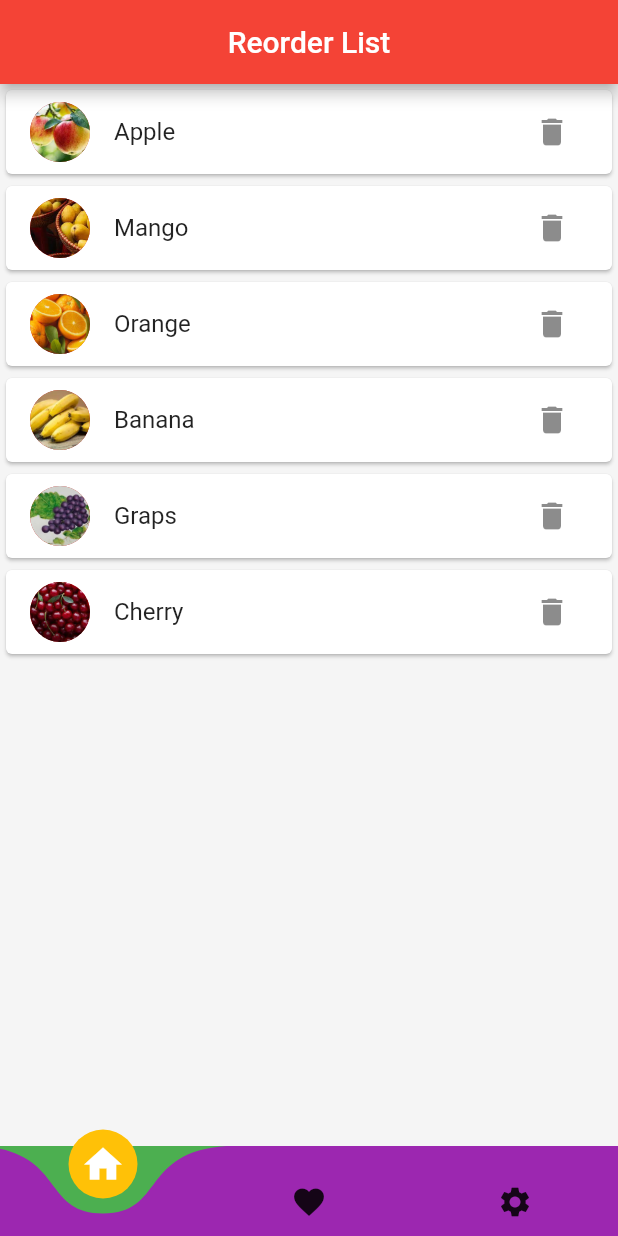
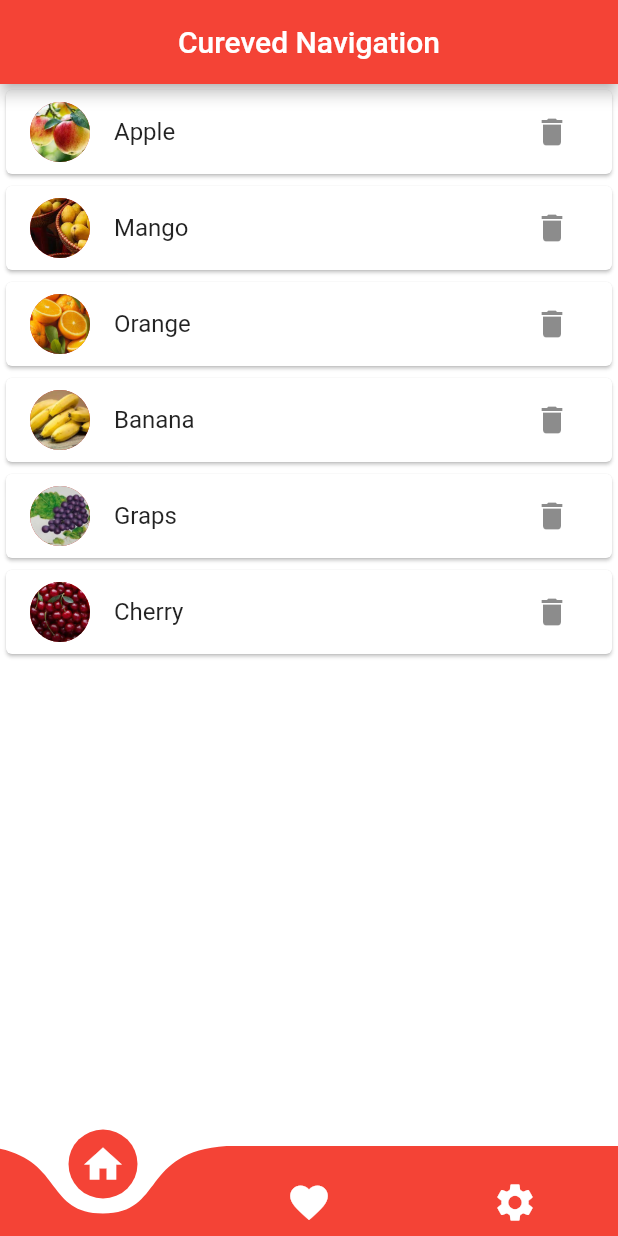
Before and after one commit to bakhtkhilji23/widgets, a Flutter app: the screen it shows after launch, on a phone screen of 412 x 824 dp. Run offline on Flutter 3.47's test engine with Material 2 defaults, Android fonts, the phone set to English and light mode, and no system bars; drawn by our look-alikes of curved_navigation_bar.

Commit message:
navigation bar added

```diff
--- a/lib/view/home.dart
+++ b/lib/view/home.dart
@@ -25,16 +25,15 @@ class _MyHomePageState extends State<MyHomePage> {
     ];
 
     return Scaffold(
-      backgroundColor: Colors.grey[100],
+      backgroundColor: Colors.white,
       appBar: AppBar(
-        title: Text("Reorder List"),
+        title: Text("Cureved Navigation"),
         centerTitle: true,
       ),
       body: screens[index],
       bottomNavigationBar: CurvedNavigationBar(
-        buttonBackgroundColor: Colors.amber,
-        color: Colors.purple,
-        backgroundColor: Colors.green,
+        color: Colors.red,
+        backgroundColor: Colors.white,
         height: 60,
         index: index,
         items: const [
@@ -43,8 +42,16 @@ class _MyHomePageState extends State<MyHomePage> {
             size: 30,
             color: Colors.white,
           ),
-          Icon(Icons.favorite),
-          Icon(Icons.settings)
+          Icon(
+            Icons.favorite,
+            size: 30,
+            color: Colors.white,
+          ),
+          Icon(
+            Icons.settings,
+            size: 30,
+            color: Colors.white,
+          )
         ],
         key: _bottomNavigationKey,
         onTap: (index) => setState(() {
--- a/pubspec.yaml
+++ b/pubspec.yaml
@@ -35,6 +35,7 @@ dependencies:
   # The following adds the Cupertino Icons font to your application.
   # Use with the CupertinoIcons class for iOS style icons.
   cupertino_icons: ^1.0.2
+  curved_navigation_bar: ^1.0.3
 
 dev_dependencies:
   flutter_test:
```
Also changed, not shown: pubspec.lock.
